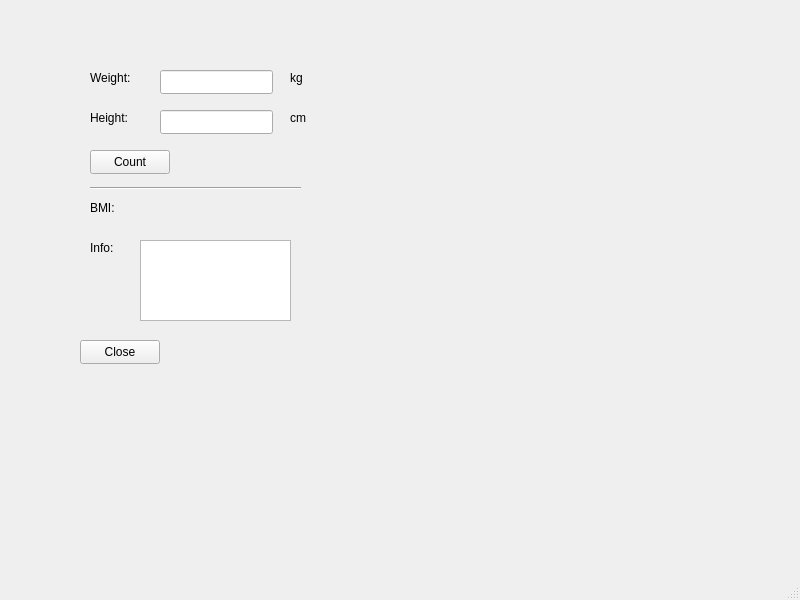
First picture: the form in student/11/bmi/mainwindow.ui, repository mpajuka/prog2, before the edit.
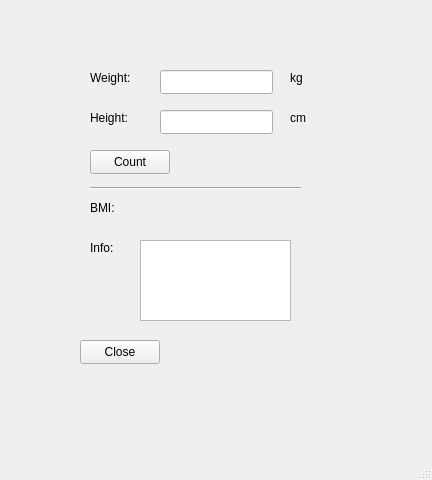
Second picture: the form after the edit.

Commit message: add missing print

What changed in the file:
```diff
--- a/student/11/bmi/mainwindow.ui
+++ b/student/11/bmi/mainwindow.ui
@@ -6,8 +6,8 @@
    <rect>
     <x>0</x>
     <y>0</y>
-    <width>800</width>
-    <height>600</height>
+    <width>432</width>
+    <height>480</height>
    </rect>
   </property>
   <property name="windowTitle">
@@ -130,7 +130,7 @@
      <rect>
       <x>170</x>
       <y>200</y>
-      <width>58</width>
+      <width>131</width>
       <height>16</height>
      </rect>
     </property>
```
Left out of the diff: 2 changed lines with no effect on the pictures. The commit also changes 1 other file.
